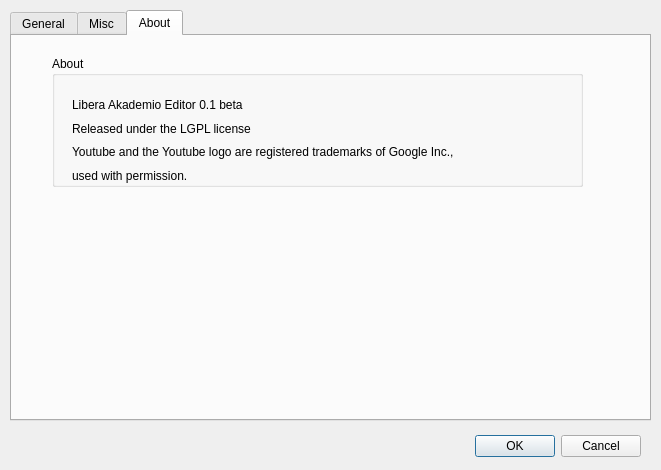
MRSalomao/LA-Editor, file options.ui: the form before one commit.
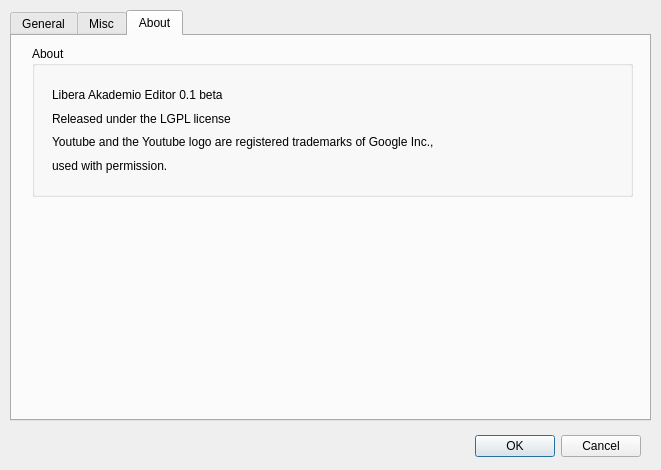
The form after the commit. The open tabs and pages were chosen to show the change.

```diff
--- a/options.ui
+++ b/options.ui
@@ -297,10 +297,10 @@
     <widget class="QGroupBox" name="groupBox_5">
      <property name="geometry">
       <rect>
-       <x>40</x>
-       <y>20</y>
-       <width>531</width>
-       <height>131</height>
+       <x>20</x>
+       <y>10</y>
+       <width>601</width>
+       <height>151</height>
       </rect>
      </property>
      <property name="title">
```
Left out of the diff: 4 changed lines with no effect on the pictures.
